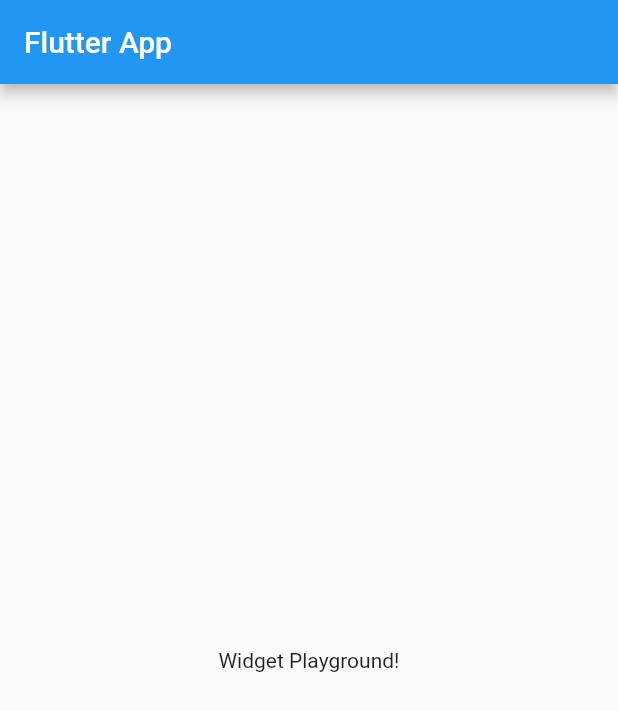
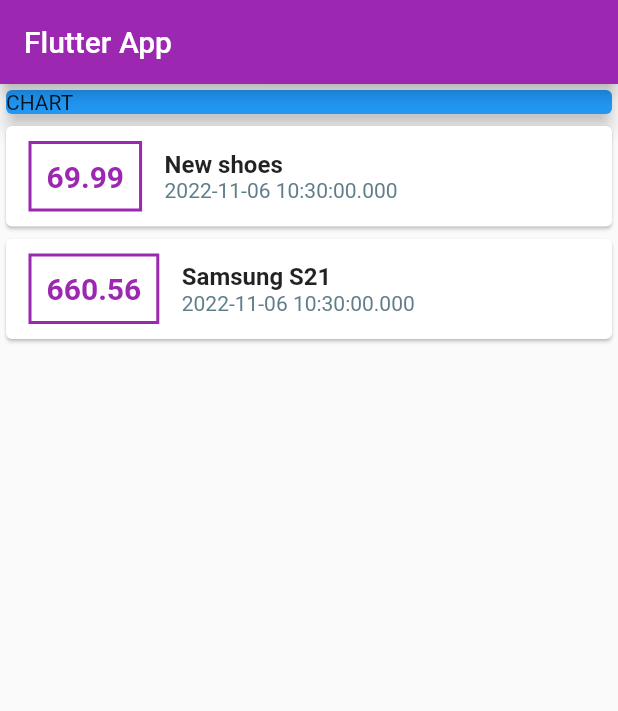
Before and after one commit to r0pe-12/personal_exspenses_app_old, a Flutter app: the screen it shows after launch, on a phone screen of 412 x 824 dp. Shown: the top 711 px of the screen. Run offline on Flutter 3.47's test engine with Material 2 defaults, Android fonts, the phone set to English and light mode, and no system bars.

Commit message:
added transaction class and basic styling to the cards

```diff
--- a/lib/main.dart
+++ b/lib/main.dart
@@ -1,4 +1,5 @@
 import 'package:flutter/material.dart';
+import 'transaction.dart';
 
 void main(List<String> args) {
   runApp(const MyApp());
@@ -9,16 +10,34 @@ class MyApp extends StatelessWidget {
 
   @override
   Widget build(BuildContext context) {
-    return const MaterialApp(
+    return MaterialApp(
       debugShowCheckedModeBanner: false,
       title: 'Flutter App',
+      theme: ThemeData(
+        primarySwatch: Colors.purple,
+      ),
       home: MyHomePage(),
     );
   }
 }
 
 class MyHomePage extends StatelessWidget {
-  const MyHomePage({super.key});
+  MyHomePage({super.key});
+
+  final List<Transaction> transactions = [
+    Transaction(
+      id: 't1',
+      title: 'New shoes',
+      amount: 69.99,
+      date: DateTime.now(),
+    ),
+    Transaction(
+      id: 't2',
+      title: 'Samsung S21',
+      amount: 660.56,
+      date: DateTime.now(),
+    ),
+  ];
 
   @override
   Widget build(BuildContext context) {
@@ -26,7 +45,69 @@ class MyHomePage extends StatelessWidget {
       appBar: AppBar(
         title: const Text('Flutter App'),
       ),
-      body: const Center(child: Text('Widget Playground!')),
+      body: Column(
+        children: [
+          const SizedBox(
+            width: double.infinity,
+            child: Card(
+              elevation: 5,
+              color: Colors.blue,
+              child: Text('CHART'),
+            ),
+          ),
+          Column(
+            children: [
+              ...transactions.map((tx) {
+                return Card(
+                  child: Row(
+                    children: [
+                      Container(
+                        margin: const EdgeInsets.symmetric(
+                          vertical: 10,
+                          horizontal: 15,
+                        ),
+                        padding: const EdgeInsets.all(10),
+                        decoration: BoxDecoration(
+                          border: Border.all(
+                            color: Colors.purple,
+                            width: 2,
+                          ),
+                        ),
+                        child: Text(
+                          style: const TextStyle(
+                            fontWeight: FontWeight.bold,
+                            fontSize: 20,
+                            color: Colors.purple,
+                          ),
+                          tx.amount.toString(),
+                        ),
+                      ),
+                      Column(
+                        crossAxisAlignment: CrossAxisAlignment.start,
+                        children: [
+                          Text(
+                            style: const TextStyle(
+                              fontWeight: FontWeight.bold,
+                              fontSize: 16,
+                            ),
+                            tx.title,
+                          ),
+                          Text(
+                            style: const TextStyle(
+                              color: Colors.blueGrey,
+                            ),
+                            tx.date.toString(),
+                          ),
+                        ],
+                      ),
+                    ],
+                  ),
+                );
+              }).toList()
+            ],
+          ),
+        ],
+      ),
     );
   }
 }
--- /dev/null
+++ b/lib/transaction.dart
@@ -0,0 +1,14 @@
+// ignore_for_file: public_member_api_docs, sort_constructors_first
+class Transaction {
+  final String id;
+  final String title;
+  final double amount;
+  final DateTime date;
+
+  Transaction({
+    required this.id,
+    required this.title,
+    required this.amount,
+    required this.date,
+  });
+}
```
